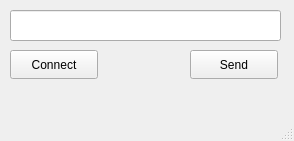
First picture: the form in kjkserial.ui, repository kjk0122/kjkQtSerial, before the edit.
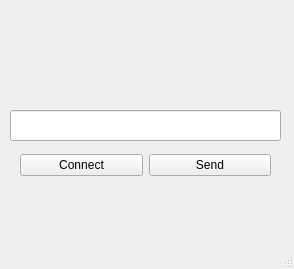
Second picture: the form after the edit.

What changed in the file:
```diff
--- a/kjkserial.ui
+++ b/kjkserial.ui
@@ -7,7 +7,7 @@
     <x>0</x>
     <y>0</y>
     <width>294</width>
-    <height>141</height>
+    <height>269</height>
    </rect>
   </property>
   <property name="windowTitle">
@@ -17,43 +17,44 @@
    <bool>false</bool>
   </property>
   <widget class="QWidget" name="centralwidget">
-   <widget class="QPushButton" name="sendButton">
-    <property name="geometry">
-     <rect>
-      <x>190</x>
-      <y>50</y>
-      <width>88</width>
-      <height>29</height>
-     </rect>
-    </property>
-    <property name="text">
-     <string>Send</string>
-    </property>
-   </widget>
-   <widget class="QPushButton" name="connectButton">
-    <property name="geometry">
-     <rect>
-      <x>10</x>
-      <y>50</y>
-      <width>88</width>
-      <height>29</height>
-     </rect>
-    </property>
-    <property name="text">
-     <string>Connect</string>
-    </property>
-   </widget>
    <widget class="QLineEdit" name="messageEdit">
     <property name="geometry">
      <rect>
       <x>10</x>
-      <y>10</y>
+      <y>110</y>
       <width>271</width>
       <height>31</height>
      </rect>
     </property>
    </widget>
+   <widget class="QWidget" name="">
+    <property name="geometry">
+     <rect>
+      <x>20</x>
+      <y>150</y>
+      <width>251</width>
+      <height>31</height>
+     </rect>
+    </property>
+    <layout class="QHBoxLayout" name="horizontalLayout">
+     <item>
+      <widget class="QPushButton" name="connectButton">
+       <property name="text">
+        <string>Connect</string>
+       </property>
+      </widget>
+     </item>
+     <item>
+      <widget class="QPushButton" name="sendButton">
+       <property name="text">
+        <string>Send</string>
+       </property>
+      </widget>
+     </item>
+    </layout>
+   </widget>
   </widget>
+  <widget class="QStatusBar" name="statusbar"/>
   <widget class="QMenuBar" name="menubar">
    <property name="geometry">
     <rect>
@@ -64,7 +65,6 @@
     </rect>
    </property>
   </widget>
-  <widget class="QStatusBar" name="statusbar"/>
  </widget>
  <resources/>
  <connections/>
```
Left out of the diff: 3 changed lines with no effect on the pictures.
